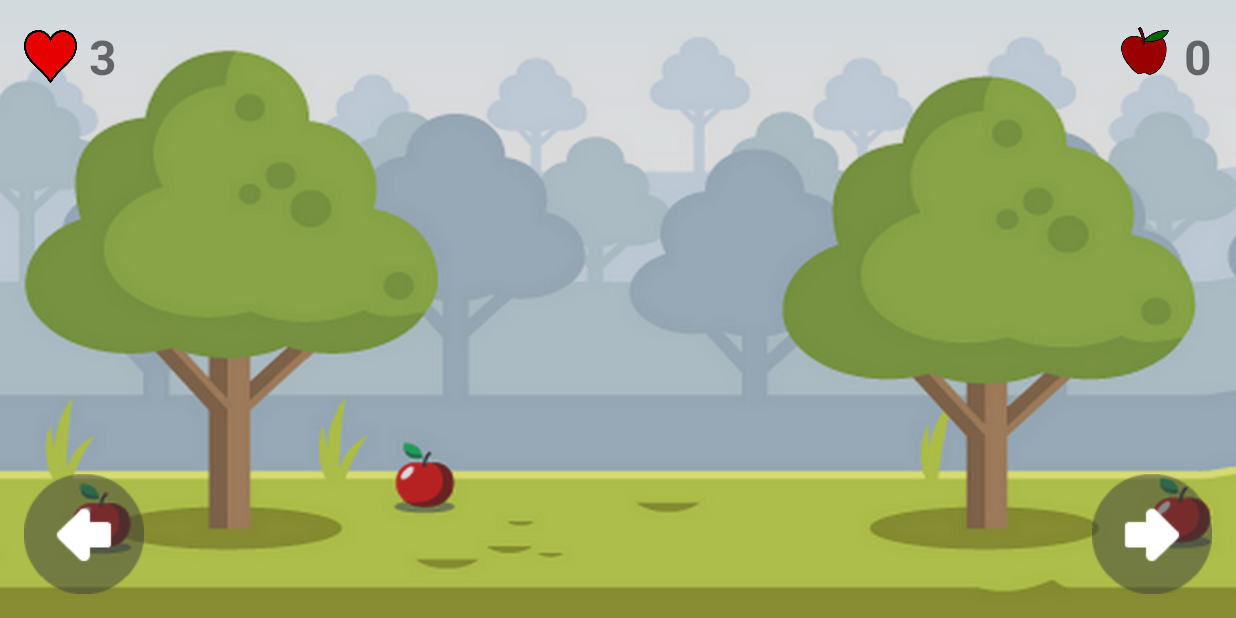
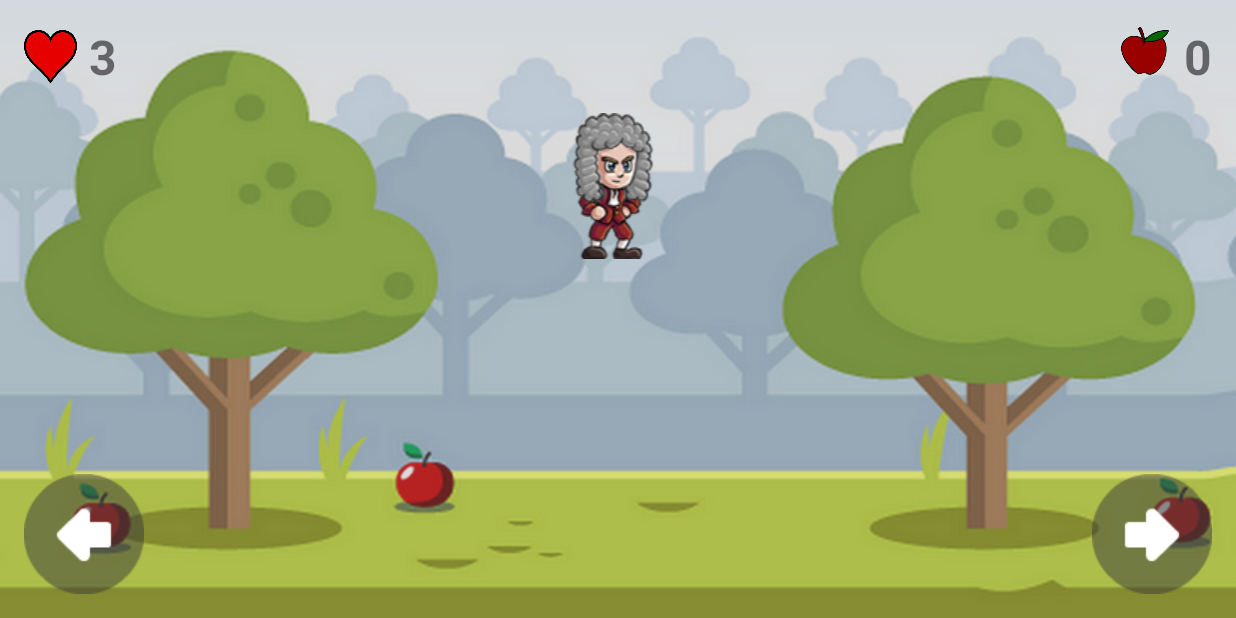
Before and after one commit to AndorSebo/newton, an Android app: the GameActivity screen opened directly, with no data from a screen before it, on a phone screen of 824 x 412 dp (held sideways). Run offline under Robolectric (Android 15) with nearby library versions, the phone set to English and light mode, and no system bars.

Commit message:
Newton added to project with animation.

```diff
--- /dev/null
+++ b/Newton/Newton'sApple/app/src/main/res/drawable/newton_run.xml
@@ -0,0 +1,10 @@
+<?xml version="1.0" encoding="utf-8"?>
+<animation-list xmlns:android="http://schemas.android.com/apk/res/android">
+    <item android:drawable="@drawable/newton0" android:duration="100"/>
+    <item android:drawable="@drawable/newton1" android:duration="100"/>
+    <item android:drawable="@drawable/newton2" android:duration="100"/>
+    <item android:drawable="@drawable/newton3" android:duration="100"/>
+    <item android:drawable="@drawable/newton4" android:duration="100"/>
+    <item android:drawable="@drawable/newton5" android:duration="100"/>
+    <item android:drawable="@drawable/newton6" android:duration="100"/>
+</animation-list>
--- a/Newton/Newton'sApple/app/src/main/res/layout/activity_game.xml
+++ b/Newton/Newton'sApple/app/src/main/res/layout/activity_game.xml
@@ -36,19 +36,34 @@
 
     <LinearLayout
         android:layout_width="match_parent"
+        android:layout_height="wrap_content"
+        android:layout_gravity="center">
+        <ImageView
+            android:id="@+id/newton"
+            android:layout_width="0dp"
+            android:layout_height="wrap_content"
+            android:src="@drawable/newton_run"
+            android:layout_weight="1"/>
+    </LinearLayout>
+
+    <LinearLayout
+        android:layout_width="match_parent"
         android:layout_height="match_parent"
         android:gravity="bottom"
         android:padding="16dp">
+
 
         <ImageView
             android:id="@+id/leftBtn"
             android:layout_width="wrap_content"
             android:layout_height="wrap_content"
             android:src="@drawable/leftarrow" />
+
         <LinearLayout
             android:layout_width="match_parent"
             android:layout_height="wrap_content"
-            android:gravity="end">
+            android:gravity="end"
+            android:layout_weight="9999">
         <ImageView
             android:id="@+id/rightBtn"
             android:layout_width="wrap_content"
@@ -56,5 +71,6 @@
             android:src="@drawable/rightarrow"/>
         </LinearLayout>
 
+
         </LinearLayout>
 </LinearLayout>
```
Also changed, not shown: Newton/Newton'sApple/app/src/main/java/hu/newtonsapple/andor/GameActivity.java (+56 -1 lines), Newton/Newton'sApple/app/src/main/res/drawable/newton0.png (added), Newton/Newton'sApple/app/src/main/res/drawable/newton1.png (added), Newton/Newton'sApple/app/src/main/res/drawable/newton2.png (added), Newton/Newton'sApple/app/src/main/res/drawable/newton3.png (added), Newton/Newton'sApple/app/src/main/res/drawable/newton4.png (added), Newton/Newton'sApple/app/src/main/res/drawable/newton5.png (added), Newton/Newton'sApple/app/src/main/res/drawable/newton6.png (added).
